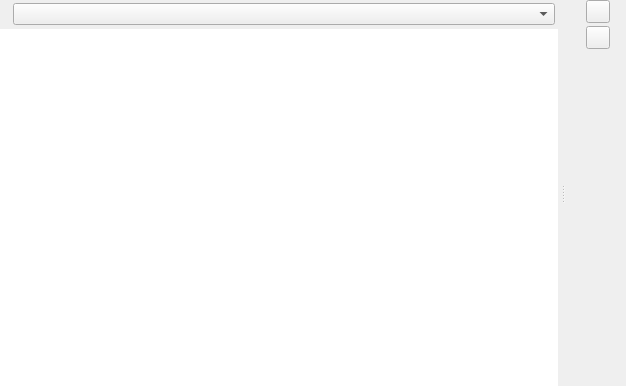
Old version of the form src/listmanagerwidget.ui in the repository RxLaboratory/Ramses-Client.
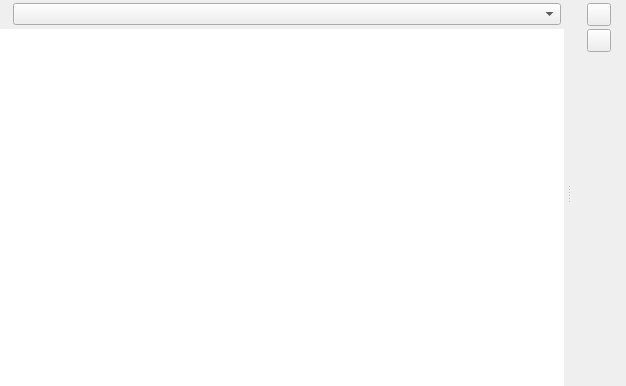
New version of the form. Icons and pictures are not drawn. Custom widgets are drawn as their Qt base class.

Diff of the .ui file:
```diff
--- a/src/listmanagerwidget.ui
+++ b/src/listmanagerwidget.ui
@@ -138,10 +138,10 @@
           <number>3</number>
          </property>
          <property name="leftMargin">
-          <number>3</number>
+          <number>0</number>
          </property>
          <property name="topMargin">
-          <number>0</number>
+          <number>3</number>
          </property>
          <property name="rightMargin">
           <number>0</number>
```
